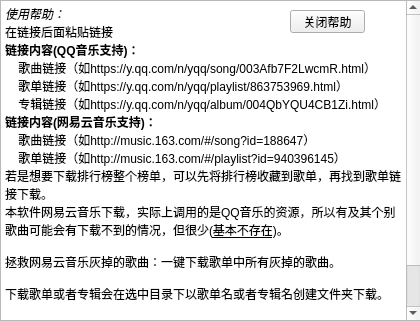
Qt form help.ui (z52c/MusicDownloader) before a commit.
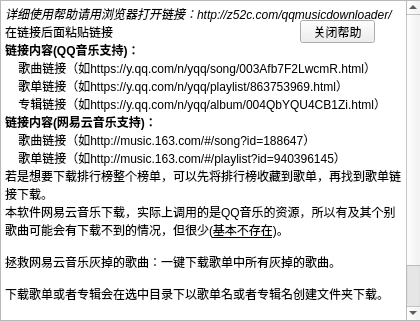
The same form after that commit.

Diff of the .ui file:
```diff
--- a/help.ui
+++ b/help.ui
@@ -27,7 +27,7 @@
 &lt;html&gt;&lt;head&gt;&lt;meta name=&quot;qrichtext&quot; content=&quot;1&quot; /&gt;&lt;style type=&quot;text/css&quot;&gt;
 p, li { white-space: pre-wrap; }
 &lt;/style&gt;&lt;/head&gt;&lt;body style=&quot; font-family:'SimSun'; font-size:9pt; font-weight:400; font-style:normal;&quot;&gt;
-&lt;p style=&quot; margin-top:0px; margin-bottom:0px; margin-left:0px; margin-right:0px; -qt-block-indent:0; text-indent:0px;&quot;&gt;&lt;span style=&quot; font-style:italic;&quot;&gt;使用帮助：&lt;/span&gt;&lt;/p&gt;
+&lt;p style=&quot; margin-top:0px; margin-bottom:0px; margin-left:0px; margin-right:0px; -qt-block-indent:0; text-indent:0px;&quot;&gt;&lt;span style=&quot; font-style:italic;&quot;&gt;详细使用帮助请用浏览器打开链接：http://z52c.com/qqmusicdownloader/&lt;/span&gt;&lt;/p&gt;
 &lt;p style=&quot; margin-top:0px; margin-bottom:0px; margin-left:0px; margin-right:0px; -qt-block-indent:0; text-indent:0px;&quot;&gt;在链接后面粘贴链接&lt;/p&gt;
 &lt;p style=&quot; margin-top:0px; margin-bottom:0px; margin-left:0px; margin-right:0px; -qt-block-indent:0; text-indent:0px;&quot;&gt;&lt;span style=&quot; font-weight:600;&quot;&gt;链接内容(QQ音乐支持)：&lt;/span&gt;&lt;/p&gt;
 &lt;p style=&quot; margin-top:0px; margin-bottom:0px; margin-left:0px; margin-right:0px; -qt-block-indent:0; text-indent:0px;&quot;&gt;    歌曲链接（如https://y.qq.com/n/yqq/song/003Afb7F2LwcmR.html）&lt;/p&gt;
@@ -51,8 +51,8 @@
   <widget class="QPushButton" name="pushButton">
    <property name="geometry">
     <rect>
-     <x>290</x>
-     <y>10</y>
+     <x>300</x>
+     <y>20</y>
      <width>75</width>
      <height>23</height>
     </rect>
```
